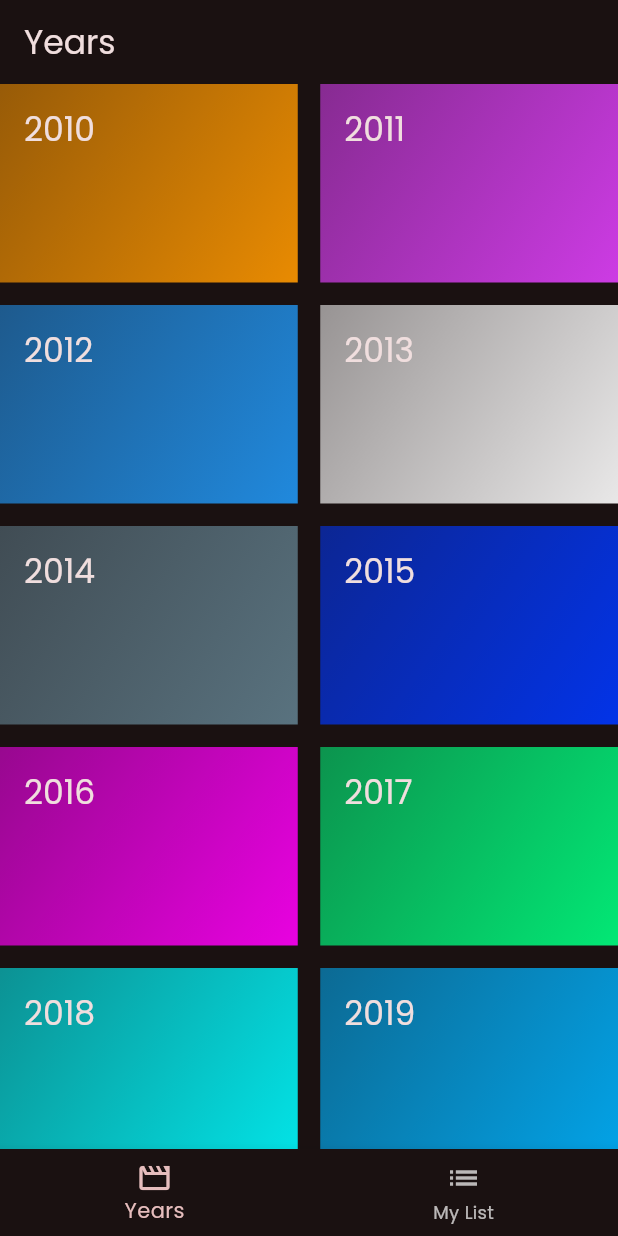
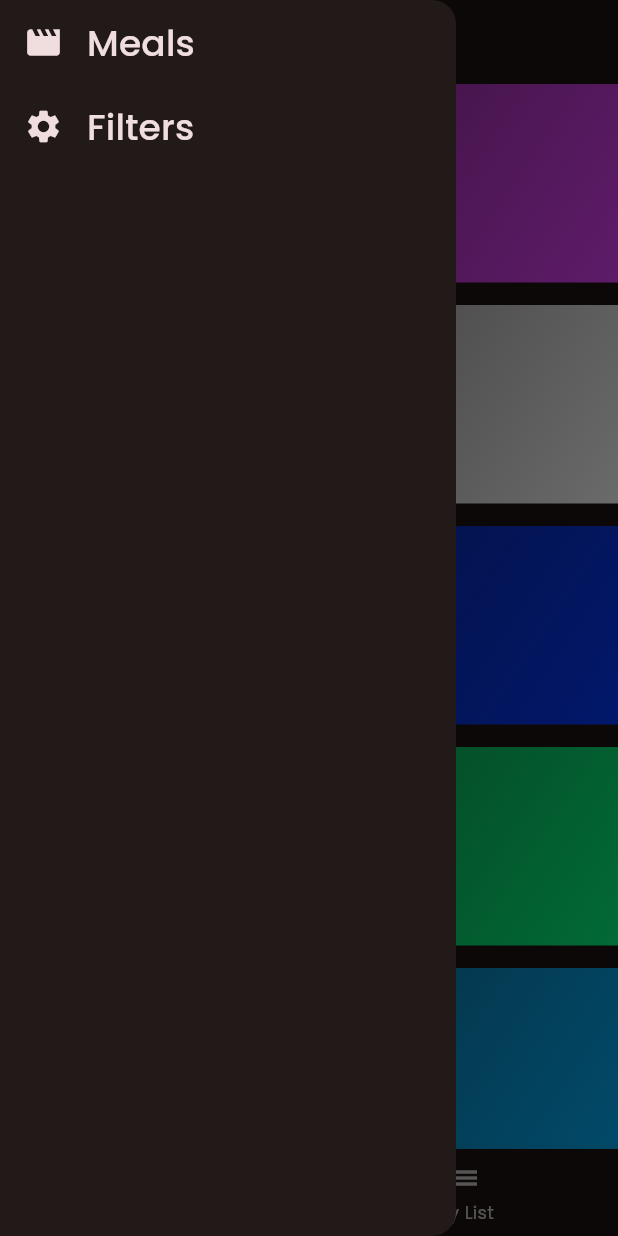
Before and after one commit to adeyemiiiii7/movieflix, a Flutter app: the TabsScreen screen opened directly, with the side drawer open (before the commit the screen has no drawer), on a phone screen of 412 x 824 dp. Run offline on Flutter 3.47's test engine with Material 2 defaults, Android fonts, the phone set to English and light mode, and no system bars; our stand-ins replace google_fonts, transparent_image, video_player; network calls fail.

Commit message:
new changes

```diff
--- a/lib/screens/tabs.dart
+++ b/lib/screens/tabs.dart
@@ -1,6 +1,7 @@
 import 'package:flutter/material.dart';
 import 'package:movieflix/screens/movie.dart';
 import 'package:movieflix/screens/years.dart';
+import 'package:movieflix/widgets/main_drawer.dart';
 
 import '../models/movie.dart';
 
@@ -14,14 +15,26 @@ class TabsScreen extends StatefulWidget {
 class _TabsScreenState extends State<TabsScreen> {
   int _selectedPageIndex = 0;
   final List<Movie> _listMovies = [];
+  void _showInfoMessage(String message) {
+    ScaffoldMessenger.of(context).clearSnackBars();
+    ScaffoldMessenger.maybeOf(context)
+        ?.showSnackBar(SnackBar(content: Text(message)));
+  }
 
   void _onPressMovieListStatus(Movie movie) {
     final isExisting = _listMovies.contains(movie);
 
     if (isExisting) {
-      _listMovies.remove(movie);
+      setState(() {
+        _listMovies.remove(movie);
+      });
+      _showInfoMessage('Removed to List');
     } else {
-      _listMovies.add(movie);
+      setState(() {
+        _listMovies.add(movie);
+      });
+
+      _showInfoMessage('Added to List');
     }
   }
 
@@ -33,18 +46,18 @@ class _TabsScreenState extends State<TabsScreen> {
 
   @override
   Widget build(BuildContext context) {
-    Widget activePage = const YearScreen();
+    Widget activePage = YearScreen(onPressList: _onPressMovieListStatus);
     var activePageTitle = 'Years';
     if (_selectedPageIndex == 1) {
-      activePage = const MovieScreen(
-        movies: [],
-      );
+      activePage = MovieScreen(
+          movies: _listMovies, onPressList: _onPressMovieListStatus);
       activePageTitle = 'My List';
     }
     return Scaffold(
         appBar: AppBar(
           title: Text(activePageTitle),
         ),
+        drawer: const MainDrawer(),
         body: activePage,
         bottomNavigationBar: BottomNavigationBar(
           onTap: _selectedPage,
--- a/lib/screens/years.dart
+++ b/lib/screens/years.dart
@@ -6,10 +6,11 @@ import 'package:movieflix/screens/movie.dart';
 import 'package:movieflix/widgets/year_grid_item.dart';
 
 class YearScreen extends StatelessWidget {
-  const YearScreen({
-    super.key,
-    //required this.avaliableMovies
-  });
+  const YearScreen(
+      {super.key,
+      //required this.avaliableMovies
+      required this.onPressList});
+  final void Function(Movie movie) onPressList;
 
   // final List<Movie> avaliableMovies;
 
@@ -17,7 +18,8 @@ class YearScreen extends StatelessWidget {
     final selectedMovies =
         dummyData.where((movie) => movie.year.contains(year.id)).toList();
     Navigator.of(context).push(MaterialPageRoute(
-      builder: (ctx) => MovieScreen(title: year.title, movies: selectedMovies),
+      builder: (ctx) => MovieScreen(
+          title: year.title, movies: selectedMovies, onPressList: onPressList),
     ));
   }
 
--- /dev/null
+++ b/lib/widgets/main_drawer.dart
@@ -0,0 +1,45 @@
+import 'package:flutter/material.dart';
+
+class MainDrawer extends StatelessWidget {
+  const MainDrawer({super.key});
+
+  @override
+  Widget build(BuildContext context) {
+    return Drawer(
+      child: Column(
+        children: [
+          ListTile(
+            leading: Icon(
+              Icons.movie,
+              size: 26,
+              color: Theme.of(context).colorScheme.onBackground,
+            ),
+            title: Text(
+              'Meals',
+              style: Theme.of(context).textTheme.titleSmall!.copyWith(
+                    color: Theme.of(context).colorScheme.onBackground,
+                    fontSize: 24,
+                  ),
+            ),
+            onTap: () {},
+          ),
+          ListTile(
+            leading: Icon(
+              Icons.settings,
+              size: 26,
+              color: Theme.of(context).colorScheme.onBackground,
+            ),
+            title: Text(
+              'Filters',
+              style: Theme.of(context).textTheme.titleSmall!.copyWith(
+                    color: Theme.of(context).colorScheme.onBackground,
+                    fontSize: 24,
+                  ),
+            ),
+            onTap: () {},
+          ),
+        ],
+      ),
+    );
+  }
+}
```
Also changed, not shown: lib/main.dart (+14 -11 lines), lib/screens/movie.dart (+1 -7 lines), lib/screens/movie_deals.dart (+7 -3 lines), lib/screens/start_screen.dart (+11 -4 lines).
